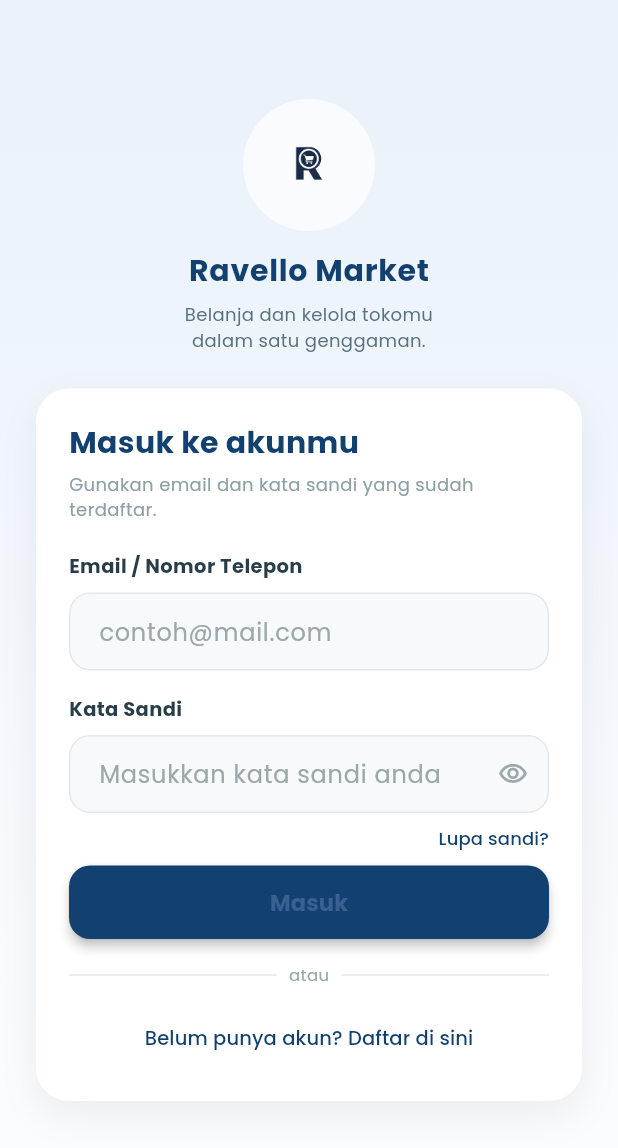
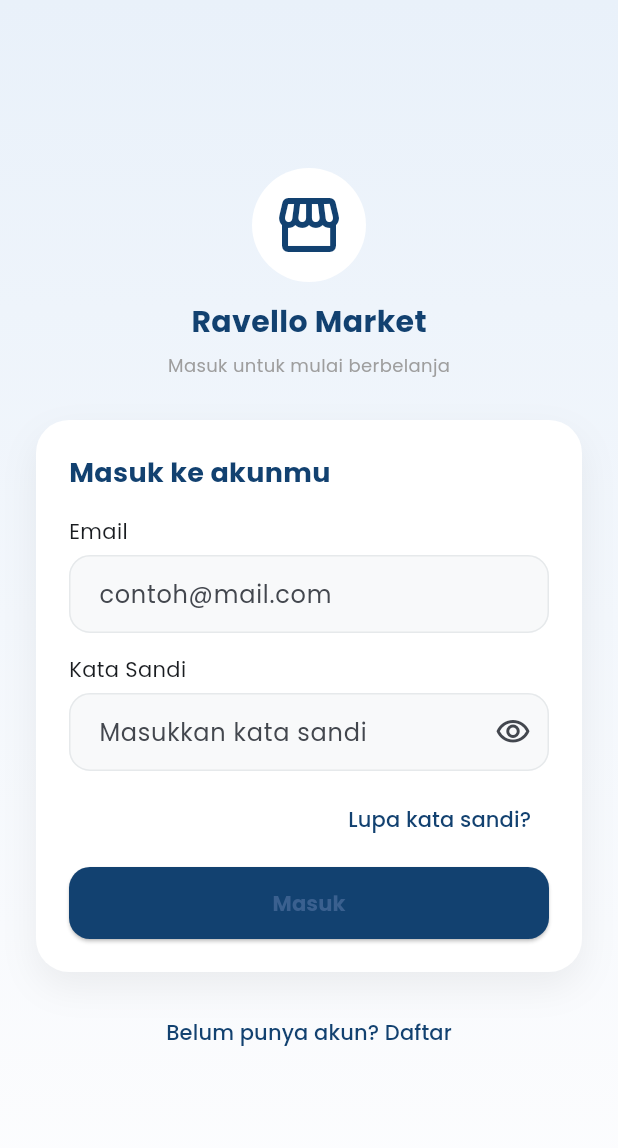
Before and after one commit to Rafael-Sinaga/ravello, a Flutter app: the LoginPage screen opened by its route, on a phone screen of 412 x 824 dp. Shown: the top 1148 px of the screen. Run offline on Flutter 3.47's test engine with Material 3 defaults, Android fonts, the phone set to English and light mode, and no system bars; our stand-ins replace camera, image_picker, shared_preferences; accounts and stored records are empty.

Commit message:
minor update

```diff
--- a/lib/pages/login_page.dart
+++ b/lib/pages/login_page.dart
@@ -2,7 +2,7 @@ import 'package:flutter/material.dart';
 import '../services/auth_service.dart';
 import 'register_page.dart';
 import 'home_page.dart';
-import 'forgot_password.dart'; // <-- import halaman forgot password
+import 'forgot_password.dart';
 
 class LoginPage extends StatefulWidget {
   const LoginPage({super.key});
@@ -18,30 +18,43 @@ class _LoginPageState extends State<LoginPage> {
   bool _obscurePassword = true;
 
   Future<void> handleLogin() async {
-    setState(() => isLoading = true);
     final email = emailController.text.trim();
     final password = passwordController.text.trim();
 
-    // ✅ Tetap pakai backend yang sama
+    if (email.isEmpty || password.isEmpty) {
+      ScaffoldMessenger.of(context).showSnackBar(
+        const SnackBar(
+          content: Text('Email dan kata sandi wajib diisi.'),
+          backgroundColor: Colors.redAccent,
+          behavior: SnackBarBehavior.floating,
+        ),
+      );
+      return;
+    }
+
+    setState(() => isLoading = true);
+
     final result = await AuthService.login(email, password);
 
     setState(() => isLoading = false);
 
     if (result['success'] == true) {
-      print('Login berhasil! User saat ini: ${AuthService.currentUser?.name}');
-      print('Response data: ${result['data']}');
+      Navigator.pushReplacement(
+        context,
+        MaterialPageRoute(builder: (_) => const HomePage()),
+      );
+    } else {
+      final message =
+          result['message']?.toString().isNotEmpty == true
+              ? result['message'].toString()
+              : 'Email atau kata sandi salah.';
 
       ScaffoldMessenger.of(context).showSnackBar(
-        const SnackBar(content: Text('Login berhasil!')),
-      );
-
-      Navigator.pushReplacement(
-        context,
-        MaterialPageRoute(builder: (context) => const HomePage()),
-      );
-    } else {
-      ScaffoldMessenger.of(context).showSnackBar(
-        SnackBar(content: Text('Login gagal: ${result['message']}')),
+        SnackBar(
+          content: Text(message),
+          backgroundColor: Colors.redAccent,
+          behavior: SnackBarBehavior.floating,
+        ),
       );
     }
   }
@@ -49,10 +62,6 @@ class _LoginPageState extends State<LoginPage> {
   InputDecoration _inputStyle(String hint, {Widget? suffixIcon}) {
     return InputDecoration(
       hintText: hint,
-      hintStyle: const TextStyle(
-        fontFamily: 'Poppins',
-        color: Color(0xFF9AA7AB),
-      ),
       filled: true,
       fillColor: const Color(0xFFF8F9FA),
       contentPadding: const EdgeInsets.symmetric(horizontal: 16, vertical: 14),
@@ -80,7 +89,6 @@ class _LoginPageState extends State<LoginPage> {
       body: Container(
         width: double.infinity,
         height: double.infinity,
-        // 🔆 Background jauh lebih terang, masih nuansa biru Ravello
         decoration: const BoxDecoration(
           gradient: LinearGradient(
             colors: [
@@ -98,51 +106,48 @@ class _LoginPageState extends State<LoginPage> {
               child: Column(
                 mainAxisSize: MainAxisSize.min,
                 children: [
-                  // Logo + branding
+                  /// ===== LOGO & TITLE =====
                   Column(
                     children: [
                       Container(
                         padding: const EdgeInsets.all(14),
-                        decoration: BoxDecoration(
-                          color: Colors.white.withOpacity(0.7),
+                        decoration: const BoxDecoration(
+                          color: Colors.white,
                           shape: BoxShape.circle,
                         ),
-                        child: Image.asset(
-                          'assets/images/ravello_logo.png',
-                          height: 60,
+                        child: const Icon(
+                          Icons.storefront,
+                          size: 48,
+                          color: primaryColor,
                         ),
                       ),
                       const SizedBox(height: 12),
                       const Text(
                         'Ravello Market',
                         style: TextStyle(
-                          fontFamily: 'Poppins',
                           fontSize: 20,
-                          fontWeight: FontWeight.w600,
+                          fontWeight: FontWeight.w700,
                           color: primaryColor,
-                          letterSpacing: 0.5,
                         ),
                       ),
                       const SizedBox(height: 6),
                       const Text(
-                        'Belanja dan kelola tokomu\ndalam satu genggaman.',
-                        textAlign: TextAlign.center,
+                        'Masuk untuk mulai berbelanja',
                         style: TextStyle(
-                          fontFamily: 'Poppins',
                           fontSize: 12,
-                          color: Color(0xFF58727C),
+                          color: Colors.grey,
                         ),
                       ),
                     ],
                   ),
 
-                  const SizedBox(height: 24),
+                  const SizedBox(height: 28),
 
-                  // Card utama form login
+                  /// ===== CARD LOGIN =====
                   Container(
                     width: double.infinity,
                     constraints: const BoxConstraints(maxWidth: 420),
-                    padding: const EdgeInsets.fromLTRB(22, 22, 22, 18),
+                    padding: const EdgeInsets.all(22),
                     decoration: BoxDecoration(
                       color: Colors.white,
                       borderRadius: BorderRadius.circular(22),
@@ -157,72 +162,38 @@ class _LoginPageState extends State<LoginPage> {
                     child: Column(
                       crossAxisAlignment: CrossAxisAlignment.start,
                       children: [
-                        // Heading
                         const Text(
                           'Masuk ke akunmu',
                           style: TextStyle(
-                            fontFamily: 'Poppins',
-                            fontSize: 20,
+                            fontSize: 18,
                             fontWeight: FontWeight.w700,
                             color: primaryColor,
                           ),
                         ),
-                        const SizedBox(height: 4),
-                        const Text(
-                          'Gunakan email dan kata sandi yang sudah terdaftar.',
-                          style: TextStyle(
-                            fontFamily: 'Poppins',
-                            fontSize: 12,
-                            color: Color(0xFF8EA0A7),
-                          ),
-                        ),
-                        const SizedBox(height: 20),
+                        const SizedBox(height: 16),
 
-                        // Label Email
-                        const Text(
-                          'Email / Nomor Telepon',
-                          style: TextStyle(
-                            fontFamily: 'Poppins',
-                            fontSize: 13,
-                            fontWeight: FontWeight.w600,
-                            color: Color(0xFF273E47),
-                          ),
-                        ),
-                        const SizedBox(height: 8),
-
-                        // Field Email
+                        const Text('Email'),
+                        const SizedBox(height: 6),
                         TextField(
                           controller: emailController,
+                          keyboardType: TextInputType.emailAddress,
                           decoration: _inputStyle('contoh@mail.com'),
-                          keyboardType: TextInputType.emailAddress,
                         ),
-                        const SizedBox(height: 16),
 
-                        // Label Password
-                        const Text(
-                          'Kata Sandi',
-                          style: TextStyle(
-                            fontFamily: 'Poppins',
-                            fontSize: 13,
-                            fontWeight: FontWeight.w600,
-                            color: Color(0xFF273E47),
-                          ),
-                        ),
-                        const SizedBox(height: 8),
+                        const SizedBox(height: 14),
 
-                        // Field Password + toggle visibility
+                        const Text('Kata Sandi'),
+                        const SizedBox(height: 6),
                         TextField(
                           controller: passwordController,
                           obscureText: _obscurePassword,
                           decoration: _inputStyle(
-                            'Masukkan kata sandi anda',
+                            'Masukkan kata sandi',
                             suffixIcon: IconButton(
                               icon: Icon(
                                 _obscurePassword
                                     ? Icons.visibility_outlined
                                     : Icons.visibility_off_outlined,
-                                size: 20,
-                                color: const Color(0xFF9AA7AB),
                               ),
                               onPressed: () {
                                 setState(() {
@@ -235,7 +206,6 @@ class _LoginPageState extends State<LoginPage> {
 
                         const SizedBox(height: 8),
 
-                        // Lupa sandi
                         Align(
                           alignment: Alignment.centerRight,
                           child: TextButton(
@@ -243,30 +213,20 @@ class _LoginPageState extends State<LoginPage> {
                               Navigator.push(
                                 context,
                                 MaterialPageRoute(
-                                  builder: (context) => ForgotPasswordPage(),
+                                  builder: (_) =>
+                                      const ForgotPasswordPage(),
                                 ),
                               );
                             },
-                            style: TextButton.styleFrom(
-                              padding: EdgeInsets.zero,
-                              minimumSize: const Size(0, 0),
-                              tapTargetSize: MaterialTapTargetSize.shrinkWrap,
-                            ),
                             child: const Text(
-                              'Lupa sandi?',
-                              style: TextStyle(
-                                fontFamily: 'Poppins',
-                                fontSize: 12,
-                                fontWeight: FontWeight.w500,
-                                color: primaryColor,
-                              ),
+                              'Lupa kata sandi?',
+                              style: TextStyle(color: primaryColor),
                             ),
                           ),
                         ),
 
-                        const SizedBox(height: 10),
+                        const SizedBox(height: 8),
 
-                        // Tombol Masuk
                         SizedBox(
                           width: double.infinity,
                           child: ElevatedButton(
@@ -278,12 +238,11 @@ class _LoginPageState extends State<LoginPage> {
                               shape: RoundedRectangleBorder(
                                 borderRadius: BorderRadius.circular(14),
                               ),
-                              elevation: 3,
                             ),
                             child: isLoading
                                 ? const SizedBox(
+                                    width: 18,
                                     height: 18,
-                                    width: 18,
                                     child: CircularProgressIndicator(
                                       color: Colors.white,
                                       strokeWidth: 2,
@@ -292,74 +251,31 @@ class _LoginPageState extends State<LoginPage> {
                                 : const Text(
                                     'Masuk',
                                     style: TextStyle(
-                                      fontFamily: 'Poppins',
-                                      fontSize: 15,
                                       fontWeight: FontWeight.w600,
                                     ),
                                   ),
-                          ),
-                        ),
-
-                        const SizedBox(height: 16),
-
-                        // Divider halus
-                        Row(
-                          children: [
-                            Expanded(
-                              child: Container(
-                                height: 1,
-                                color: const Color(0xFFE6E9EB),
-                              ),
-                            ),
-                            const Padding(
-                              padding: EdgeInsets.symmetric(horizontal: 8),
-                              child: Text(
-                                'atau',
-                                style: TextStyle(
-                                  fontFamily: 'Poppins',
-                                  fontSize: 11,
-                                  color: Color(0xFF9AA7AB),
-                                ),
-                              ),
-                            ),
-                            Expanded(
-                              child: Container(
-                                height: 1,
-                                color: const Color(0xFFE6E9EB),
-                              ),
-                            ),
-                          ],
-                        ),
-
-                        const SizedBox(height: 10),
-
-                        // Tombol ke Register
-                        Center(
-                          child: TextButton(
-                            onPressed: () {
-                              Navigator.push(
-                                context,
-                                MaterialPageRoute(
-                                  builder: (context) => const RegisterPage(),
-                                ),
-                              );
-                            },
-                            child: const Text(
-                              'Belum punya akun? Daftar di sini',
-                              style: TextStyle(
-                                fontFamily: 'Poppins',
-                                fontSize: 13,
-                                fontWeight: FontWeight.w500,
-                                color: primaryColor,
-                              ),
-                            ),
                           ),
                         ),
                       ],
                     ),
                   ),
 
-                  const SizedBox(height: 24),
+                  const SizedBox(height: 16),
+
+                  TextButton(
+                    onPressed: () {
+                      Navigator.push(
+                        context,
+                        MaterialPageRoute(
+                          builder: (_) => const RegisterPage(),
+                        ),
+                      );
+                    },
+                    child: const Text(
+                      'Belum punya akun? Daftar',
+                      style: TextStyle(color: primaryColor),
+                    ),
+                  ),
                 ],
               ),
             ),
--- a/lib/utils/api_config.dart
+++ b/lib/utils/api_config.dart
@@ -1,4 +1,4 @@
 // lib/utils/api_config.dart
 class ApiConfig {
-  static const String baseUrl = "http://10.38.48.41:3000";
+  static const String baseUrl = "http://10.38.48.201:3000";
 }
```
Also changed, not shown: lib/Services/product_service.dart (+7 -111 lines), lib/pages/manage_products_page.dart (+20 -11 lines), lib/pages/verify_seller_page.dart (+27 -16 lines), pubspec.lock.
